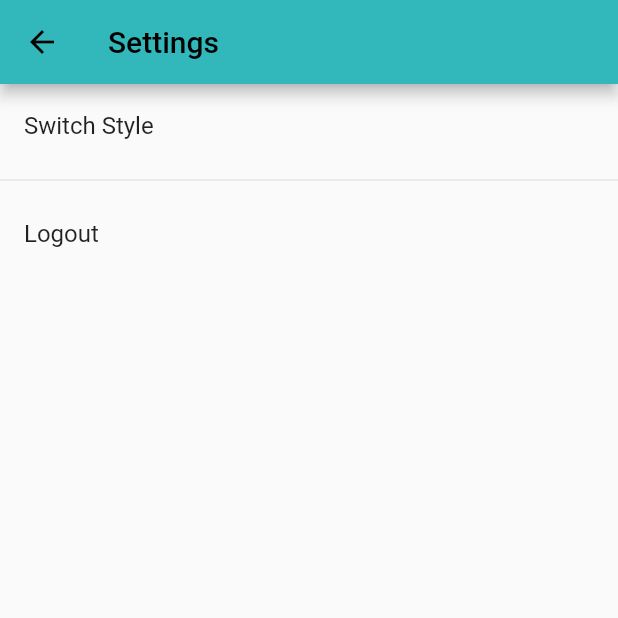
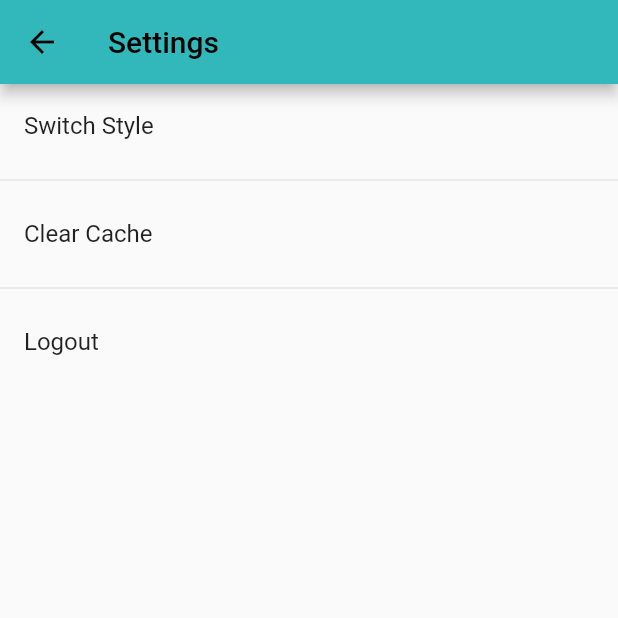
Before and after one commit to OPTIMISE-Platform/mobile_app, a Flutter app: the DeviceList screen opened directly, after a tap on the "search" icon, after a tap on the "settings" icon, on a phone screen of 412 x 824 dp, the top half of it. Run offline on Flutter 3.47's test engine with Material 2 defaults, Android fonts, the phone set to English and light mode, and no system bars; drawn by our look-alikes of flutter_platform_widgets; our stand-ins replace connectivity_plus, dio, flutter_dotenv, flutter_secure_storage, fluttertoast, logger; missing offline and left inert: dio_cache_interceptor, dio_cache_interceptor_hive_store, mutex, openidconnect; accounts and stored records are empty.

Commit message:
add option to delete cache

```diff
--- a/lib/services/cache_helper.dart
+++ b/lib/services/cache_helper.dart
@@ -3,6 +3,7 @@ import 'dart:io';
 
 import 'package:crypto/crypto.dart';
 import 'package:dio/dio.dart';
+import 'package:dio_cache_interceptor_hive_store/dio_cache_interceptor_hive_store.dart';
 import 'package:flutter/foundation.dart';
 import 'package:path_provider/path_provider.dart';
 
@@ -15,17 +16,22 @@ class CacheHelper {
     return sha1.convert(bytes).toString();
   }
 
-  static Future<String?> getCacheDir() async {
+  static Future<String?> getCacheFile() async {
     if (kIsWeb) {
       return null;
     }
     if (Platform.isAndroid) {
       List<Directory>? cacheDirs = await getExternalCacheDirectories();
       if (cacheDirs != null && cacheDirs.isNotEmpty) {
-        return cacheDirs[0].path;
+        return cacheDirs[0].path + "/cache.box";
       }
     }
 
-    return (await getApplicationDocumentsDirectory()).path;
+    return (await getApplicationDocumentsDirectory()).path + "/cache.box";
+  }
+
+  static clearCache() async {
+    final cacheFile = (await getCacheFile());
+    HiveCacheStore(cacheFile).clean();
   }
 }
--- a/lib/services/devices.dart
+++ b/lib/services/devices.dart
@@ -25,10 +25,10 @@ class DevicesService {
       return;
     }
 
-    String? dir = await CacheHelper.getCacheDir();
+    String? cacheFile = await CacheHelper.getCacheFile();
 
     options = CacheOptions(
-      store: HiveCacheStore(dir != null ? dir + '/cache.box' : null),
+      store: HiveCacheStore(cacheFile),
       policy: CachePolicy.refreshForceCache,
       hitCacheOnErrorExcept: [401, 403],
       maxStale: const Duration(days: 7),
--- a/lib/widgets/settings.dart
+++ b/lib/widgets/settings.dart
@@ -1,7 +1,10 @@
 import 'package:flutter/material.dart';
 import 'package:flutter_platform_widgets/flutter_platform_widgets.dart';
+import 'package:mobile_app/services/cache_helper.dart';
 import 'package:mobile_app/widgets/app_bar.dart';
 import 'package:mobile_app/widgets/page_spinner.dart';
+import 'package:mobile_app/widgets/toast.dart';
+
 
 import '../services/auth.dart';
 import '../theme.dart';
@@ -33,6 +36,14 @@ class _SettingsState extends State<Settings> {
           ),
           const Divider(),
           ListTile(
+            title: const Text("Clear Cache"),
+            onTap: () {
+              CacheHelper.clearCache();
+              Toast.showConfirmationToast(context, "Cache cleared");
+            },
+          ),
+          const Divider(),
+          ListTile(
             title: const Text("Logout"),
             onTap: () {
               Navigator.push(
```
Also changed, not shown: lib/widgets/toast.dart (+10 -0 lines).
